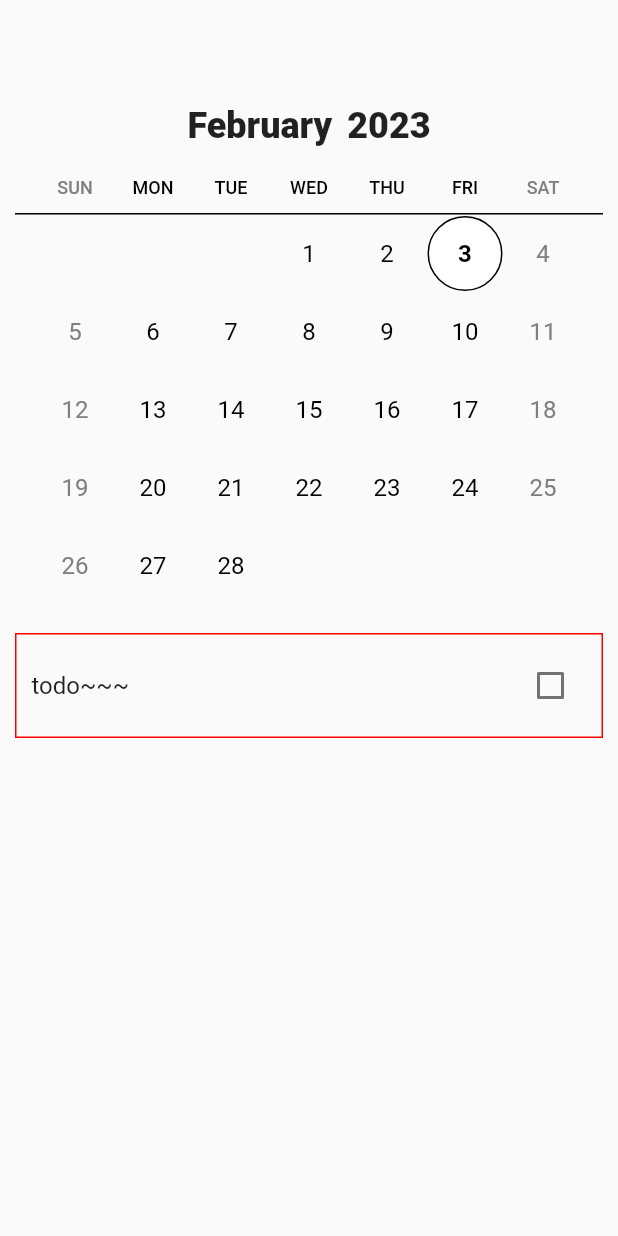
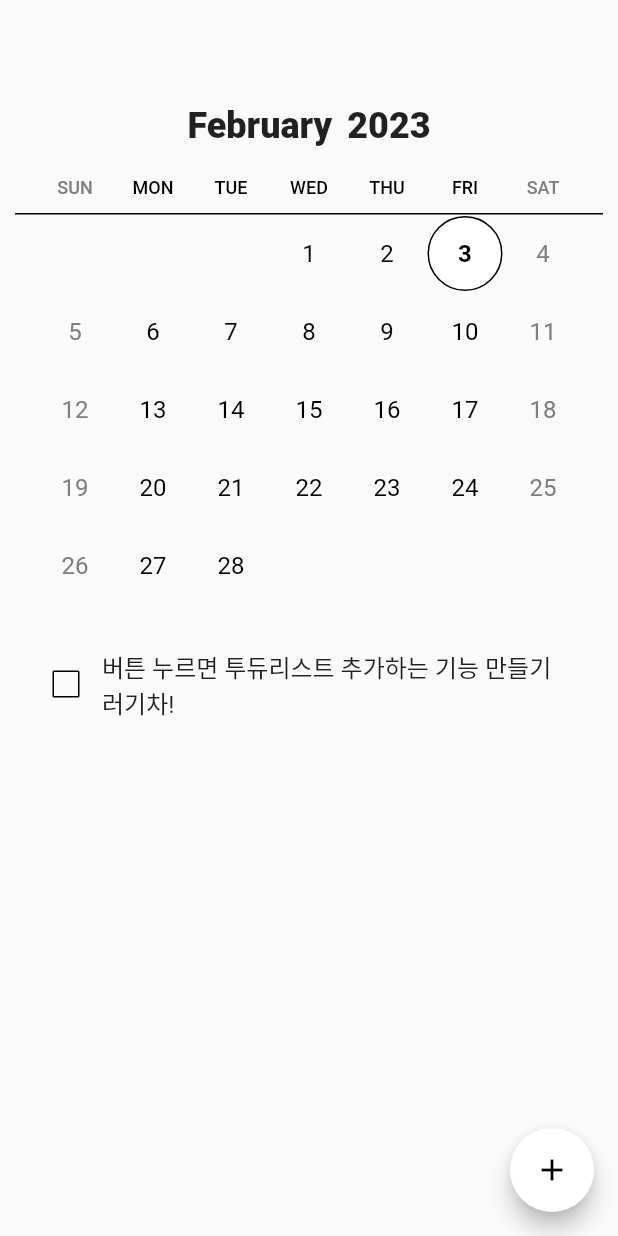
Before and after one commit to kosuha/flutter-todo, a Flutter app: the screen it shows after launch, on a phone screen of 412 x 824 dp. Run offline on Flutter 3.47's test engine with Material 2 defaults, Android fonts, the phone set to English and light mode, and no system bars.

Commit message:
todo write function...

```diff
--- /dev/null
+++ b/lib/AddTodoWidget.dart
@@ -0,0 +1,19 @@
+import 'package:flutter/material.dart';
+
+class AddTodoWidget extends StatelessWidget {
+  const AddTodoWidget({Key? key, required this.setAddState}) : super(key: key);
+
+  final Function setAddState;
+
+  @override
+  Widget build(BuildContext context) {
+    return FloatingActionButton(
+      onPressed: () {
+        setAddState(true);
+      },
+      backgroundColor: Color(0xffffffff),
+      foregroundColor: Color(0xff000000),
+      child: Icon(Icons.add),
+    );
+  }
+}
--- a/lib/HomeWidget.dart
+++ b/lib/HomeWidget.dart
@@ -1,17 +1,45 @@
 import 'package:flutter/material.dart';
 import 'CalendarWidget.dart';
 import 'TodoWidget.dart';
+import 'AddTodoWidget.dart';
+import 'WriteTodoWidget.dart';
 
-class HomeWidget extends StatelessWidget {
+class HomeWidget extends StatefulWidget {
+  const HomeWidget({super.key});
+
+  @override
+  State<HomeWidget> createState() => HomeWidgetState();
+}
+
+class HomeWidgetState extends State<HomeWidget> {
+  bool addState = false;
+
   @override
   Widget build(BuildContext context) {
-    return Flex(
-      // mainAxisAlignment: MainAxisAlignment.spaceBetween,
-      direction: Axis.vertical,
-      children: [
-        CalendarWidget(),
-        TodoWidget(),
-      ],
+    List<Widget> childrenList = [
+      CalendarWidget(),
+      TodoWidget(),
+    ];
+
+    if (addState) {
+      childrenList.add(WriteTodoWidget());
+    }
+
+    return Scaffold(
+      resizeToAvoidBottomInset: true,
+      body: SingleChildScrollView(
+        child: Column(
+          children: childrenList,
+        ),
+      ),
+      floatingActionButton: Offstage(
+          offstage: addState, child: AddTodoWidget(setAddState: setAddState)),
     );
   }
+
+  void setAddState(bool state) {
+    setState(() {
+      addState = state;
+    });
+  }
 }
--- /dev/null
+++ b/lib/TodoRowWidget.dart
@@ -0,0 +1,69 @@
+import 'package:flutter/material.dart';
+
+class TodoRowWidget extends StatefulWidget {
+  const TodoRowWidget({super.key});
+  // const TodoRowWidget(
+  //     {Key? key,
+  //     required this.bottomState,
+  //     required this.onTabEvent,
+  //     required this.onEditingCompleteEvent})
+  //     : super(key: key);
+
+  // final Function bottomState;
+  // final Function onTabEvent;
+  // final Function onEditingCompleteEvent;
+
+  @override
+  State<TodoRowWidget> createState() => TodoRowWidgetState();
+}
+
+class TodoRowWidgetState extends State<TodoRowWidget> {
+  bool checked = false;
+
+  @override
+  void initState() {
+    super.initState();
+    checked = false;
+  }
+
+  @override
+  Widget build(BuildContext context) {
+    TextStyle textStyle = TextStyle(fontSize: 16);
+    if (checked == true) {
+      textStyle =
+          TextStyle(fontSize: 16, decoration: TextDecoration.lineThrough);
+    } else {
+      TextStyle(fontSize: 16);
+    }
+
+    return Flex(
+      direction: Axis.horizontal,
+      children: [
+        Checkbox(
+            activeColor: Color(0x00000000),
+            checkColor: Color(0xff00ff00),
+            side: BorderSide(color: Color(0xff000000)),
+            value: checked,
+            onChanged: (value) {
+              if (value == true) {
+                setState(() {
+                  checked = true;
+                });
+              } else {
+                setState(() {
+                  checked = false;
+                });
+              }
+            }),
+        Expanded(
+          child: Container(
+              margin: EdgeInsets.only(right: 10),
+              child: Text(
+                "버튼 누르면 투듀리스트 추가하는 기능 만들기러기차!",
+                style: textStyle,
+              )),
+        ),
+      ],
+    );
+  }
+}
--- a/lib/TodoWidget.dart
+++ b/lib/TodoWidget.dart
@@ -1,4 +1,5 @@
 import 'package:flutter/material.dart';
+import 'TodoRowWidget.dart';
 
 class TodoWidget extends StatefulWidget {
   const TodoWidget({super.key});
@@ -19,28 +20,12 @@ class TodoWidgetState extends State<TodoWidget> {
       alignment: Alignment.center,
       margin: EdgeInsets.all(10),
       padding: EdgeInsets.all(10),
-      decoration: BoxDecoration(
-        border: Border.all(color: Color(0xffff0000)),
-      ),
+      // decoration: BoxDecoration(
+      //   border: Border.all(color: Color(0xffff0000)),
+      // ),
       child: Column(
         children: [
-          Flex(
-            direction: Axis.horizontal,
-            children: [
-              Expanded(
-                child: Container(
-                    child: Text(
-                  "todo~~~",
-                  style: TextStyle(fontSize: 16),
-                )),
-              ),
-              Checkbox(
-                  value: false,
-                  onChanged: (value) {
-                    if (value == true) {}
-                  }),
-            ],
-          ),
+          TodoRowWidget(),
         ],
       ),
     );
--- /dev/null
+++ b/lib/WriteTodoWidget.dart
@@ -0,0 +1,29 @@
+import 'package:flutter/material.dart';
+
+class WriteTodoWidget extends StatelessWidget {
+  const WriteTodoWidget({super.key});
+
+  // const WriteTodoWidget({Key? key, required this.setAddState})
+  //     : super(key: key);
+
+  // final Function setAddState;
+
+  @override
+  Widget build(BuildContext context) {
+    return Container(
+      padding: EdgeInsets.all(10),
+      // margin: EdgeInsets.only(bottom: MediaQuery.of(context).viewInsets.bottom),
+      child: Row(
+        children: [
+          Expanded(
+            child: TextField(
+              keyboardType: TextInputType.text,
+              autofocus: true,
+            ),
+          ),
+          IconButton(onPressed: null, icon: Icon(Icons.arrow_upward))
+        ],
+      ),
+    );
+  }
+}
--- a/lib/main.dart
+++ b/lib/main.dart
@@ -1,4 +1,3 @@
-import 'package:flutter/cupertino.dart';
 import 'package:flutter/material.dart';
 import 'HomeWidget.dart';
 import 'SettingWidget.dart';
@@ -11,6 +10,7 @@ class MyApp extends StatelessWidget {
   @override
   Widget build(BuildContext context) {
     return MaterialApp(
+      debugShowCheckedModeBanner: false,
       title: _title,
       home: MainWidget(),
     );
@@ -21,7 +21,7 @@ class MainWidget extends StatelessWidget {
   @override
   Widget build(BuildContext context) {
     return Scaffold(
-      resizeToAvoidBottomInset: false,
+      // resizeToAvoidBottomInset: true,
       body: HomeWidget(),
     );
   }
```
Also changed, not shown: pubspec.lock, 1 other file.
